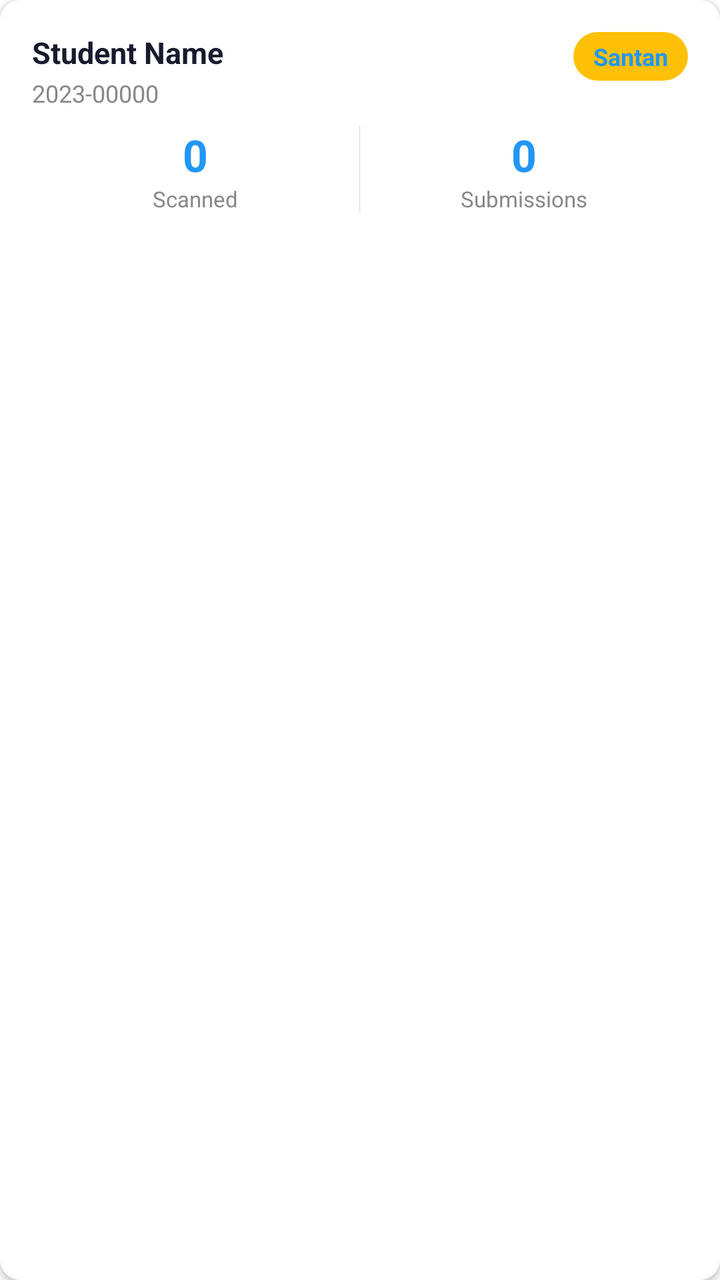
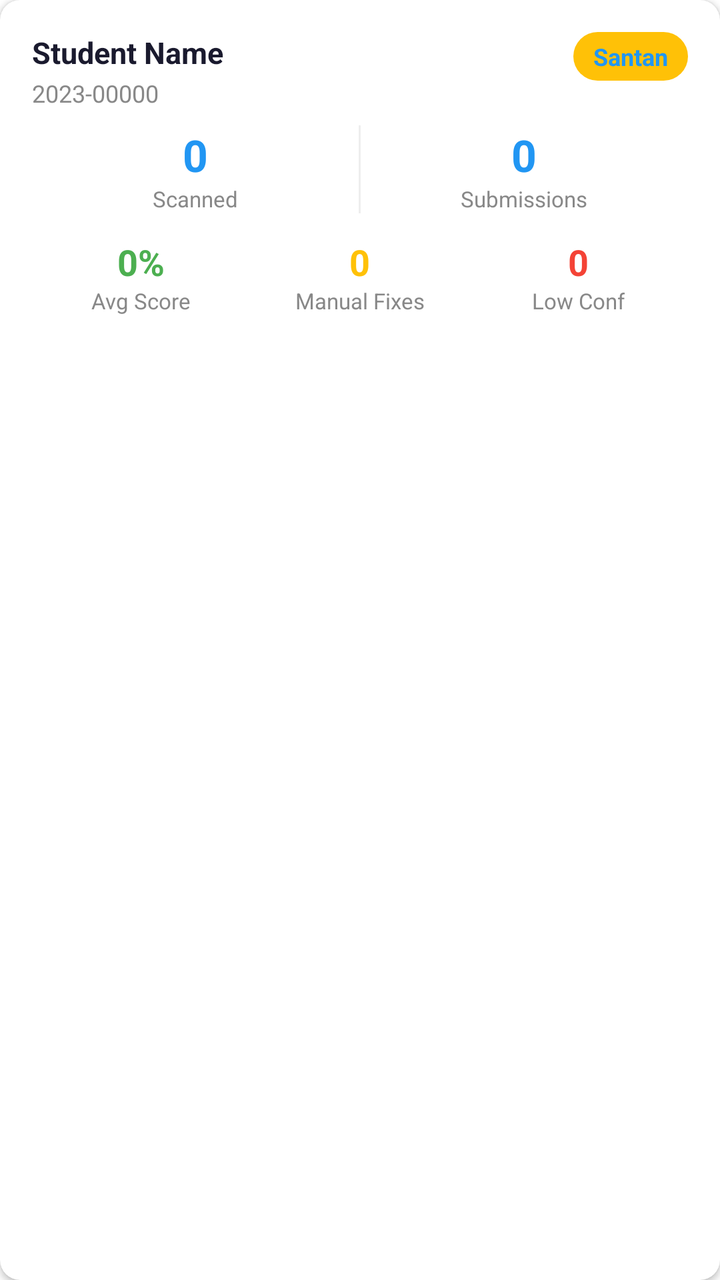

The first picture is an Android layout as it rendered before a commit; the second is the same layout after the commit. The layout source and the unified diff follow.
<!-- AndroidManifest.xml: application theme Theme.ScanLearnAR -->
<!-- res/layout/item_student_progress.xml -->
<?xml version="1.0" encoding="utf-8"?>
<androidx.cardview.widget.CardView xmlns:android="http://schemas.android.com/apk/res/android"
    xmlns:app="http://schemas.android.com/apk/res-auto"
    android:layout_width="match_parent"
    android:layout_height="wrap_content"
    android:layout_marginBottom="10dp"
    app:cardCornerRadius="10dp"
    app:cardElevation="2dp">

    <LinearLayout
        android:layout_width="match_parent"
        android:layout_height="wrap_content"
        android:orientation="vertical"
        android:padding="16dp">

        <LinearLayout
            android:layout_width="match_parent"
            android:layout_height="wrap_content"
            android:orientation="horizontal"
            android:layout_marginBottom="8dp">

            <LinearLayout
                android:layout_width="0dp"
                android:layout_height="wrap_content"
                android:layout_weight="1"
                android:orientation="vertical">

                <TextView
                    android:id="@+id/tvStudentName"
                    android:layout_width="wrap_content"
                    android:layout_height="wrap_content"
                    android:text="Student Name"
                    android:textSize="15sp"
                    android:textStyle="bold"
                    android:textColor="#1A1A2E" />

                <TextView
                    android:id="@+id/tvStudentNumber"
                    android:layout_width="wrap_content"
                    android:layout_height="wrap_content"
                    android:text="2023-00000"
                    android:textSize="12sp"
                    android:textColor="#888888"
                    android:layout_marginTop="2dp" />

            </LinearLayout>

            <TextView
                android:id="@+id/tvStudentSection"
                android:layout_width="wrap_content"
                android:layout_height="wrap_content"
                android:text="Santan"
                android:textSize="12sp"
                android:textColor="?attr/colorPrimary"
                android:textStyle="bold"
                android:background="@drawable/bg_badge_yellow"
                android:paddingHorizontal="10dp"
                android:paddingVertical="4dp" />

        </LinearLayout>

        <LinearLayout
            android:layout_width="match_parent"
            android:layout_height="wrap_content"
            android:orientation="horizontal">

            <LinearLayout
                android:layout_width="0dp"
                android:layout_height="wrap_content"
                android:layout_weight="1"
                android:orientation="vertical"
                android:gravity="center">

                <TextView
                    android:id="@+id/tvScannedCount"
                    android:layout_width="wrap_content"
                    android:layout_height="wrap_content"
                    android:text="0"
                    android:textSize="22sp"
                    android:textStyle="bold"
                    android:textColor="@color/primary" />

                <TextView
                    android:layout_width="wrap_content"
                    android:layout_height="wrap_content"
                    android:text="Scanned"
                    android:textSize="11sp"
                    android:textColor="#888888" />

            </LinearLayout>

            <View
                android:layout_width="1dp"
                android:layout_height="match_parent"
                android:background="#EEEEEE" />

            <LinearLayout
                android:layout_width="0dp"
                android:layout_height="wrap_content"
                android:layout_weight="1"
                android:orientation="vertical"
                android:gravity="center">

                <TextView
                    android:id="@+id/tvSubmissionsCount"
                    android:layout_width="wrap_content"
                    android:layout_height="wrap_content"
                    android:text="0"
                    android:textSize="22sp"
                    android:textStyle="bold"
                    android:textColor="@color/primary" />

                <TextView
                    android:layout_width="wrap_content"
                    android:layout_height="wrap_content"
                    android:text="Submissions"
                    android:textSize="11sp"
                    android:textColor="#888888" />

            </LinearLayout>

        </LinearLayout>

    </LinearLayout>

</androidx.cardview.widget.CardView>
<!-- resources referenced by this layout -->
<resources>
  <color name="primary">#2196F3</color>
  <!-- drawable bg_badge_yellow (drawable) -->
  <?xml version="1.0" encoding="utf-8"?>
  <shape xmlns:android="http://schemas.android.com/apk/res/android"
      android:shape="rectangle">
      <solid android:color="#FFC107" />
      <corners android:radius="20dp" />
  </shape>
  <style name="Theme.ScanLearnAR" parent="Theme.MaterialComponents.DayNight.DarkActionBar">
          <item name="colorPrimary">@color/primary</item>
          <item name="colorPrimaryVariant">@color/primary_dark</item>
          <item name="colorOnPrimary">@android:color/white</item>
          <item name="android:statusBarColor">@color/primary_dark</item>
      </style>
  <color name="primary_dark">#1976D2</color>
</resources>

<!-- the commit's change to res/layout/item_student_progress.xml (unified diff, before → after) -->
@@ -121,6 +121,89 @@
 
         </LinearLayout>
 
+        <LinearLayout
+            android:layout_width="match_parent"
+            android:layout_height="wrap_content"
+            android:orientation="horizontal"
+            android:layout_marginTop="12dp">
+
+            <LinearLayout
+                android:layout_width="0dp"
+                android:layout_height="wrap_content"
+                android:layout_weight="1"
+                android:orientation="vertical"
+                android:gravity="center">
+
+                <TextView
+                    android:id="@+id/tvAverageScore"
+                    android:layout_width="wrap_content"
+                    android:layout_height="wrap_content"
+                    android:text="0%"
+                    android:textSize="18sp"
+                    android:textStyle="bold"
+                    android:textColor="@color/success" />
+
+                <TextView
+                    android:layout_width="wrap_content"
+                    android:layout_height="wrap_content"
+                    android:text="Avg Score"
+                    android:textSize="11sp"
+                    android:textColor="#888888" />
+
+            </LinearLayout>
+
+            <LinearLayout
+                android:layout_width="0dp"
+                android:layout_height="wrap_content"
+                android:layout_weight="1"
+                android:orientation="vertical"
+                android:gravity="center">
+
+                <TextView
+                    android:id="@+id/tvManualCorrections"
+                    android:layout_width="wrap_content"
+                    android:layout_height="wrap_content"
+                    android:text="0"
+                    android:textSize="18sp"
+                    android:textStyle="bold"
+                    android:textColor="@color/warning" />
+
+                <TextView
+                    android:layout_width="wrap_content"
+                    android:layout_height="wrap_content"
+                    android:text="Manual Fixes"
+                    android:textSize="11sp"
+                    android:textColor="#888888" />
+
+            </LinearLayout>
+
+            <LinearLayout
+                android:layout_width="0dp"
+                android:layout_height="wrap_content"
+                android:layout_weight="1"
+                android:orientation="vertical"
+                android:gravity="center">
+
+                <TextView
+                    android:id="@+id/tvLowConfidence"
+                    android:layout_width="wrap_content"
+                    android:layout_height="wrap_content"
+                    android:text="0"
+                    android:textSize="18sp"
+                    android:textStyle="bold"
+                    android:textColor="@color/challenge" />
+
+                <TextView
+                    android:layout_width="wrap_content"
+                    android:layout_height="wrap_content"
+                    android:text="Low Conf"
+                    android:textSize="11sp"
+                    android:textColor="#888888" />
+
+            </LinearLayout>
+
+        </LinearLayout>
+
     </LinearLayout>
 
 </androidx.cardview.widget.CardView>
<!-- resource entries referenced after the edit -->
@@ -1,6 +1,9 @@
 <!-- resources referenced by this layout -->
 <resources>
+  <color name="challenge">#F44336</color>
   <color name="primary">#2196F3</color>
+  <color name="success">#4CAF50</color>
+  <color name="warning">#FFC107</color>
   <!-- drawable bg_badge_yellow (drawable) -->
   <?xml version="1.0" encoding="utf-8"?>
   <shape xmlns:android="http://schemas.android.com/apk/res/android"
